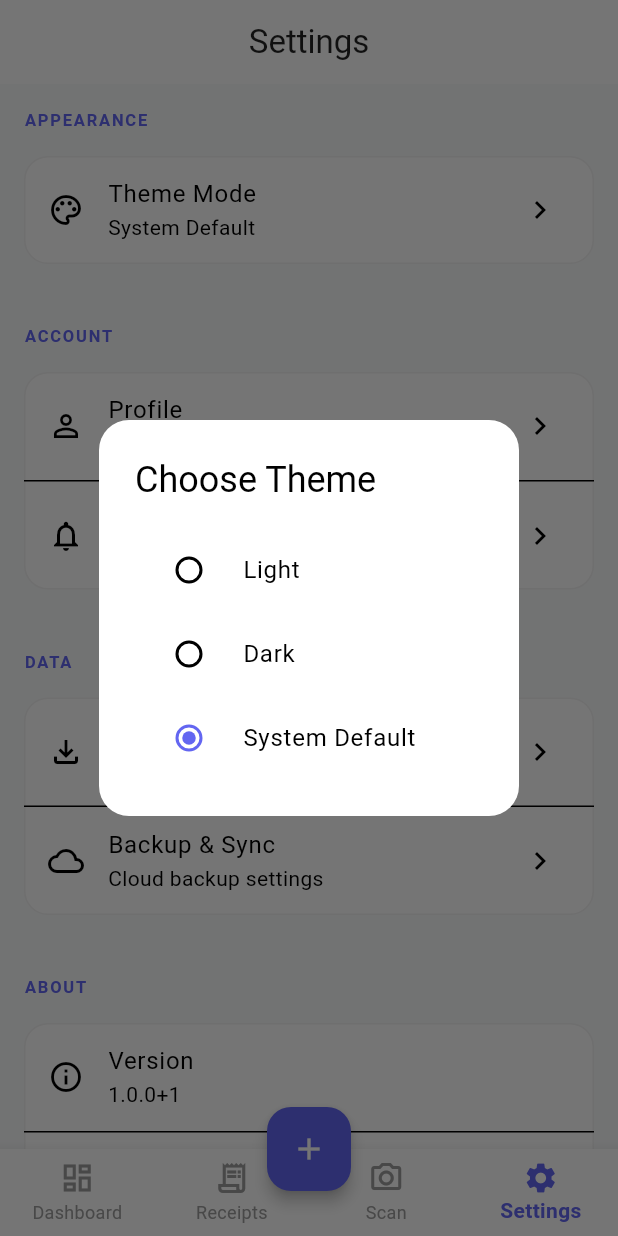
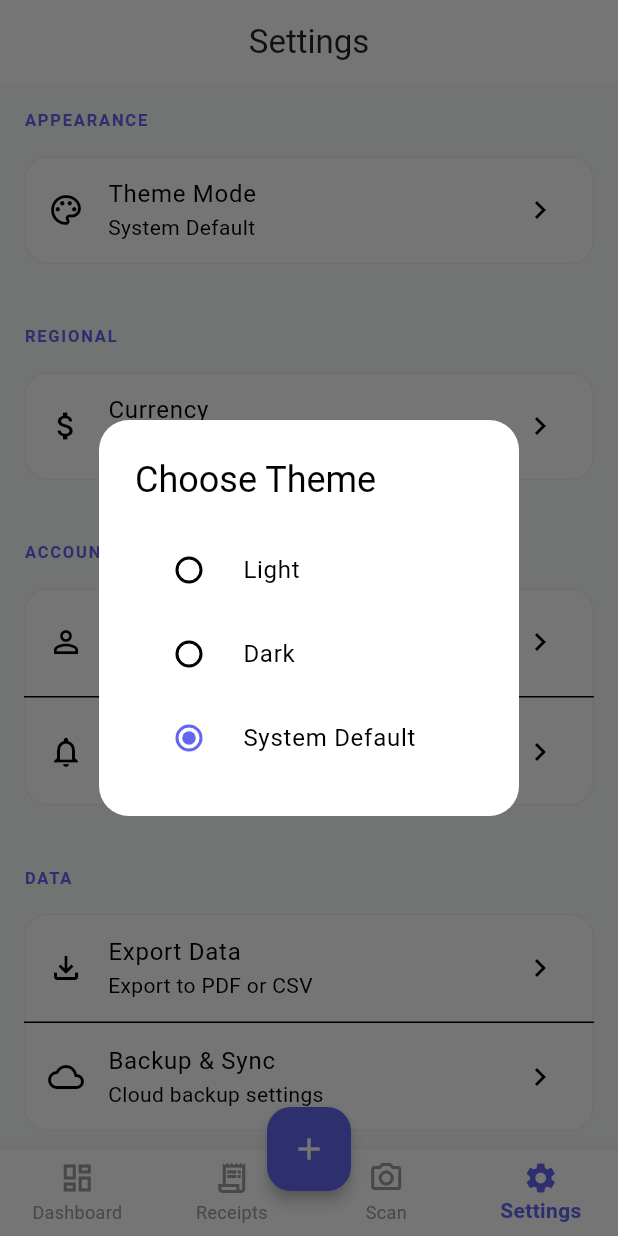
Before and after one commit to arjun-christopher/FinSight-Automated-Expense-Recognition, a Flutter app: the SettingsPage screen opened by its route, after a tap on "Theme Mode", on a phone screen of 412 x 824 dp. Run offline on Flutter 3.47's test engine with Material 3 defaults, Android fonts, the phone set to English and light mode, and no system bars; our stand-ins replace csv, firebase_auth, firebase_core, fl_chart, flutter_local_notifications, flutter_riverpod and 8 more; missing offline and left inert: google_mlkit_text_recognition; accounts and stored records are empty; network calls fail; statements that could not run were skipped.

Commit message:
feat: Implement currency management features including conversion and user preferences

```diff
--- a/lib/features/settings/presentation/pages/settings_page.dart
+++ b/lib/features/settings/presentation/pages/settings_page.dart
@@ -1,6 +1,9 @@
 import 'package:flutter/material.dart';
 import 'package:flutter_riverpod/flutter_riverpod.dart';
+import 'package:go_router/go_router.dart';
 import '../../../../core/theme/theme_manager.dart';
+import '../../../../services/currency_service.dart';
+import '../../providers/currency_providers.dart';
 
 class SettingsPage extends ConsumerWidget {
   const SettingsPage({super.key});
@@ -31,6 +34,22 @@ class SettingsPage extends ConsumerWidget {
             ),
           ),
           const SizedBox(height: 16),
+          _SectionHeader(title: 'Regional'),
+          Card(
+            margin: const EdgeInsets.symmetric(horizontal: 16, vertical: 8),
+            child: Consumer(
+              builder: (context, ref, child) {
+                final currency = ref.watch(currencyNotifierProvider);
+                return _SettingsTile(
+                  title: 'Currency',
+                  subtitle: '${CurrencyService.getName(currency)} (${CurrencyService.getSymbol(currency)})',
+                  icon: Icons.attach_money,
+                  onTap: () => _showCurrencyDialog(context, ref),
+                );
+              },
+            ),
+          ),
+          const SizedBox(height: 16),
           _SectionHeader(title: 'Account'),
           Card(
             margin: const EdgeInsets.symmetric(horizontal: 16, vertical: 8),
@@ -41,7 +60,7 @@ class SettingsPage extends ConsumerWidget {
                   subtitle: 'Manage your profile',
                   icon: Icons.person_outline,
                   onTap: () {
-                    // TODO: Navigate to profile
+                    context.push('/profile');
                   },
                 ),
                 const Divider(height: 1),
@@ -122,7 +141,48 @@ class SettingsPage extends ConsumerWidget {
         return 'System Default';
     }
   }
+  void _showCurrencyDialog(BuildContext context, WidgetRef ref) {
+    final currentCurrency = ref.read(currencyNotifierProvider);
+    final currencies = CurrencyService.currencySymbols.keys.toList();
+    currencies.sort();
 
+    showDialog(
+      context: context,
+      builder: (context) => AlertDialog(
+        title: const Text('Select Currency'),
+        content: SizedBox(
+          width: double.maxFinite,
+          child: ListView.builder(
+            shrinkWrap: true,
+            itemCount: currencies.length,
+            itemBuilder: (context, index) {
+              final currency = currencies[index];
+              final isSelected = currency == currentCurrency;
+              return ListTile(
+                leading: Icon(
+                  isSelected ? Icons.check_circle : Icons.radio_button_unchecked,
+                  color: isSelected ? Theme.of(context).colorScheme.primary : null,
+                ),
+                title: Text(CurrencyService.getName(currency)),
+                subtitle: Text('${CurrencyService.getSymbol(currency)} - $currency'),
+                selected: isSelected,
+                onTap: () {
+                  ref.read(currencyNotifierProvider.notifier).setCurrency(currency);
+                  Navigator.pop(context);
+                },
+              );
+            },
+          ),
+        ),
+        actions: [
+          TextButton(
+            onPressed: () => Navigator.pop(context),
+            child: const Text('Cancel'),
+          ),
+        ],
+      ),
+    );
+  }
   void _showThemeDialog(BuildContext context, WidgetRef ref) {
     final currentMode = ref.read(themeModeProvider);
 
--- /dev/null
+++ b/lib/features/settings/providers/currency_providers.dart
@@ -0,0 +1,62 @@
+import 'package:flutter_riverpod/flutter_riverpod.dart';
+import '../../../services/currency_service.dart';
+
+/// Provider for currency service
+final currencyServiceProvider = Provider<CurrencyService>((ref) {
+  return CurrencyService();
+});
+
+/// Provider for preferred currency
+final preferredCurrencyProvider = FutureProvider<String>((ref) async {
+  final service = ref.watch(currencyServiceProvider);
+  return await service.getPreferredCurrency();
+});
+
+/// State notifier for currency selection
+class CurrencyNotifier extends StateNotifier<String> {
+  final CurrencyService _service;
+
+  CurrencyNotifier(this._service) : super('USD') {
+    _loadPreferredCurrency();
+  }
+
+  Future<void> _loadPreferredCurrency() async {
+    state = await _service.getPreferredCurrency();
+  }
+
+  Future<void> setCurrency(String currency) async {
+    await _service.setPreferredCurrency(currency);
+    state = currency;
+  }
+
+  Future<double> convertAmount({
+    required double amount,
+    required String from,
+    String? to,
+  }) async {
+    final targetCurrency = to ?? state;
+    return await _service.convertCurrency(
+      amount: amount,
+      from: from,
+      to: targetCurrency,
+    );
+  }
+
+  String formatAmount(double amount, [String? currency]) {
+    return _service.formatAmount(amount, currency ?? state);
+  }
+}
+
+/// Provider for currency notifier
+final currencyNotifierProvider = StateNotifierProvider<CurrencyNotifier, String>((ref) {
+  final service = ref.watch(currencyServiceProvider);
+  return CurrencyNotifier(service);
+});
+
+/// Provider for exchange rates
+final exchangeRatesProvider = FutureProvider.family<Map<String, double>, String>(
+  (ref, baseCurrency) async {
+    final service = ref.watch(currencyServiceProvider);
+    return await service.fetchExchangeRates(baseCurrency);
+  },
+);
--- /dev/null
+++ b/lib/services/currency_service.dart
@@ -0,0 +1,263 @@
+import 'dart:convert';
+import 'package:http/http.dart' as http;
+import 'package:shared_preferences/shared_preferences.dart';
+
+/// Service for handling currency operations
+/// - Detects user location and default currency
+/// - Provides currency conversion
+/// - Manages currency preferences
+class CurrencyService {
+  static const String _currencyPrefsKey = 'preferred_currency';
+  static const String _exchangeRatesKey = 'exchange_rates';
+  static const String _lastUpdateKey = 'rates_last_update';
+
+  // Common currencies with their symbols
+  static const Map<String, String> currencySymbols = {
+    'USD': '\$',
+    'EUR': '€',
+    'GBP': '£',
+    'JPY': '¥',
+    'CNY': '¥',
+    'INR': '₹',
+    'AUD': 'A\$',
+    'CAD': 'C\$',
+    'CHF': 'CHF',
+    'SEK': 'kr',
+    'NZD': 'NZ\$',
+    'MXN': 'Mex\$',
+    'SGD': 'S\$',
+    'HKD': 'HK\$',
+    'NOK': 'kr',
+    'KRW': '₩',
+    'TRY': '₺',
+    'RUB': '₽',
+    'BRL': 'R\$',
+    'ZAR': 'R',
+  };
+
+  // Currency names
+  static const Map<String, String> currencyNames = {
+    'USD': 'US Dollar',
+    'EUR': 'Euro',
+    'GBP': 'British Pound',
+    'JPY': 'Japanese Yen',
+    'CNY': 'Chinese Yuan',
+    'INR': 'Indian Rupee',
+    'AUD': 'Australian Dollar',
+    'CAD': 'Canadian Dollar',
+    'CHF': 'Swiss Franc',
+    'SEK': 'Swedish Krona',
+    'NZD': 'New Zealand Dollar',
+    'MXN': 'Mexican Peso',
+    'SGD': 'Singapore Dollar',
+    'HKD': 'Hong Kong Dollar',
+    'NOK': 'Norwegian Krone',
+    'KRW': 'South Korean Won',
+    'TRY': 'Turkish Lira',
+    'RUB': 'Russian Ruble',
+    'BRL': 'Brazilian Real',
+    'ZAR': 'South African Rand',
+  };
+
+  // Location-based currency mapping
+  static const Map<String, String> countryToCurrency = {
+    'US': 'USD',
+    'GB': 'GBP',
+    'EU': 'EUR',
+    'DE': 'EUR',
+    'FR': 'EUR',
+    'IT': 'EUR',
+    'ES': 'EUR',
+    'JP': 'JPY',
+    'CN': 'CNY',
+    'IN': 'INR',
+    'AU': 'AUD',
+    'CA': 'CAD',
+    'CH': 'CHF',
+    'SE': 'SEK',
+    'NZ': 'NZD',
+    'MX': 'MXN',
+    'SG': 'SGD',
+    'HK': 'HKD',
+    'NO': 'NOK',
+    'KR': 'KRW',
+    'TR': 'TRY',
+    'RU': 'RUB',
+    'BR': 'BRL',
+    'ZA': 'ZAR',
+  };
+
+  /// Detect currency based on user's location
+  Future<String> detectDefaultCurrency() async {
+    try {
+      // Try to detect from IP-based geolocation (free service)
+      final response = await http.get(
+        Uri.parse('https://ipapi.co/json/'),
+      ).timeout(const Duration(seconds: 5));
+
+      if (response.statusCode == 200) {
+        final data = jsonDecode(response.body);
+        final countryCode = data['country_code'] as String?;
+        final currency = data['currency'] as String?;
+
+        if (currency != null && currencySymbols.containsKey(currency)) {
+          return currency;
+        }
+
+        if (countryCode != null) {
+          return countryToCurrency[countryCode] ?? 'USD';
+        }
+      }
+    } catch (e) {
+      // If geolocation fails, try timezone-based detection
+      final timezone = DateTime.now().timeZoneName;
+      if (timezone.contains('EST') || timezone.contains('EDT') ||
+          timezone.contains('PST') || timezone.contains('PDT')) {
+        return 'USD';
+      } else if (timezone.contains('GMT') || timezone.contains('BST')) {
+        return 'GBP';
+      } else if (timezone.contains('IST')) {
+        return 'INR';
+      } else if (timezone.contains('JST')) {
+        return 'JPY';
+      }
+    }
+
+    // Default to USD if detection fails
+    return 'USD';
+  }
+
+  /// Get preferred currency from storage
+  Future<String> getPreferredCurrency() async {
+    final prefs = await SharedPreferences.getInstance();
+    final saved = prefs.getString(_currencyPrefsKey);
+
+    if (saved != null) {
+      return saved;
+    }
+
+    // Auto-detect if not set
+    final detected = await detectDefaultCurrency();
+    await setPreferredCurrency(detected);
+    return detected;
+  }
+
+  /// Set preferred currency
+  Future<void> setPreferredCurrency(String currency) async {
+    final prefs = await SharedPreferences.getInstance();
+    await prefs.setString(_currencyPrefsKey, currency);
+  }
+
+  /// Get currency symbol
+  static String getSymbol(String currency) {
+    return currencySymbols[currency] ?? currency;
+  }
+
+  /// Get currency name
+  static String getName(String currency) {
+    return currencyNames[currency] ?? currency;
+  }
+
+  /// Fetch latest exchange rates (using free API)
+  Future<Map<String, double>> fetchExchangeRates(String baseCurrency) async {
+    final prefs = await SharedPreferences.getInstance();
+
+    // Check if we have cached rates from today
+    final lastUpdate = prefs.getInt(_lastUpdateKey);
+    final now = DateTime.now();
+    final today = DateTime(now.year, now.month, now.day).millisecondsSinceEpoch;
+
+    if (lastUpdate != null && lastUpdate == today) {
+      final cached = prefs.getString(_exchangeRatesKey);
+      if (cached != null) {
+        final Map<String, dynamic> decoded = jsonDecode(cached);
+        return decoded.map((key, value) => MapEntry(key, (value as num).toDouble()));
+      }
+    }
+
+    try {
+      // Use exchangerate-api.com (free tier: 1500 requests/month)
+      final response = await http.get(
+        Uri.parse('https://api.exchangerate-api.com/v4/latest/$baseCurrency'),
+      ).timeout(const Duration(seconds: 10));
+
+      if (response.statusCode == 200) {
+        final data = jsonDecode(response.body);
+        final rates = data['rates'] as Map<String, dynamic>;
+        final ratesMap = rates.map((key, value) =>
+          MapEntry(key, (value as num).toDouble())
+        );
+
+        // Cache the rates
+        await prefs.setString(_exchangeRatesKey, jsonEncode(ratesMap));
+        await prefs.setInt(_lastUpdateKey, today);
+
+        return ratesMap;
+      }
+    } catch (e) {
+      // Return default rates if fetch fails
+      return _getDefaultRates(baseCurrency);
+    }
+
+    return _getDefaultRates(baseCurrency);
+  }
+
+  /// Convert amount from one currency to another
+  Future<double> convertCurrency({
+    required double amount,
+    required String from,
+    required String to,
+  }) async {
+    if (from == to) return amount;
+
+    final rates = await fetchExchangeRates(from);
+    final rate = rates[to];
+
+    if (rate == null) return amount;
+
+    return amount * rate;
+  }
+
+  /// Format amount with currency
+  String formatAmount(double amount, String currency) {
+    final symbol = getSymbol(currency);
+    return '$symbol${amount.toStringAsFixed(2)}';
+  }
+
+  /// Get default rates (fallback)
+  Map<String, double> _getDefaultRates(String baseCurrency) {
+    // Approximate rates as fallback (USD base)
+    final usdRates = {
+      'USD': 1.0,
+      'EUR': 0.92,
+      'GBP': 0.79,
+      'JPY': 149.50,
+      'CNY': 7.24,
+      'INR': 83.12,
+      'AUD': 1.52,
+      'CAD': 1.36,
+      'CHF': 0.88,
+      'SEK': 10.35,
+      'NZD': 1.65,
+      'MXN': 17.08,
+      'SGD': 1.34,
+      'HKD': 7.83,
+      'NOK': 10.72,
+      'KRW': 1305.50,
+      'TRY': 28.75,
+      'RUB': 92.50,
+      'BRL': 4.87,
+      'ZAR': 18.65,
+    };
+
+    if (baseCurrency == 'USD') {
+      return usdRates;
+    }
+
+    // Convert from USD to base currency
+    final baseRate = usdRates[baseCurrency] ?? 1.0;
+    return usdRates.map((key, value) =>
+      MapEntry(key, value / baseRate)
+    );
+  }
+}
```
Also changed, not shown: lib/core/router/app_router.dart (+45 -0 lines), lib/core/widgets/currency_widgets.dart (added, +220 -0 lines).
